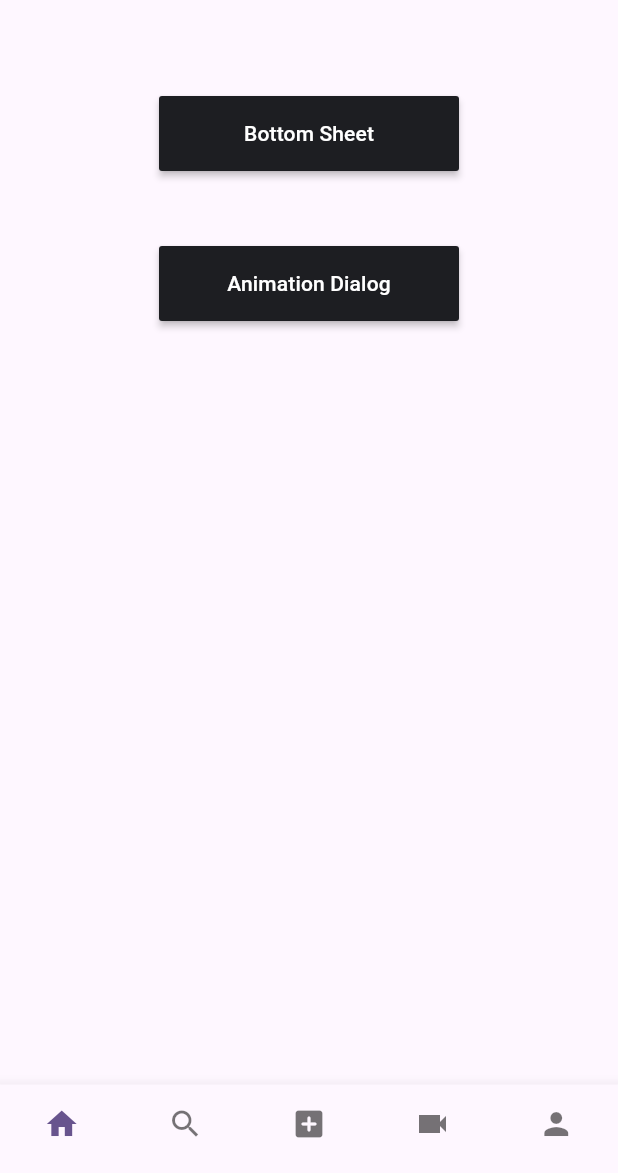
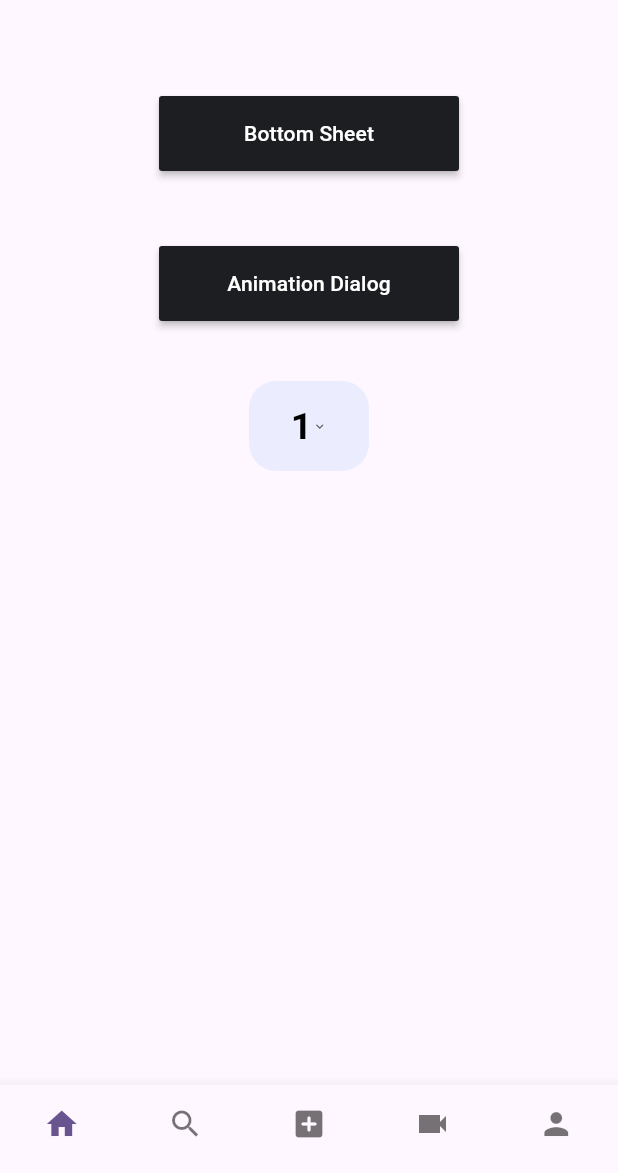
Before and after one commit to sabin79/Basic_UI, a Flutter app: the screen it shows after launch, on a phone screen of 412 x 824 dp, the part 63-1236 px from its top. Run offline on Flutter 3.47's test engine with Material 3 defaults, Android fonts, the phone set to English and light mode, and no system bars; our stand-ins replace flutter_svg.

Commit message:
Dropdown menu

```diff
--- a/lib/home_page.dart
+++ b/lib/home_page.dart
@@ -8,6 +8,16 @@ class BottomSheetPage extends StatefulWidget {
 }
 
 class _BottomSheetPageState extends State<BottomSheetPage> {
+  String _dropdownvalue = '1';
+
+  final _items = [
+    '1',
+    '2',
+    '3',
+    '4',
+    '5',
+  ];
+
   @override
   Widget build(BuildContext context) {
     return Column(
@@ -40,6 +50,37 @@ class _BottomSheetPageState extends State<BottomSheetPage> {
             color: const Color(0xff1d1e22),
             child: const Text('Animation Dialog',
                 style: TextStyle(color: Colors.white))),
+        const SizedBox(
+          height: 40,
+        ),
+        Container(
+          height: 60,
+          width: 80,
+          decoration: BoxDecoration(
+              color: const Color(0xffebedfe),
+              borderRadius: BorderRadius.circular(18)),
+          child: Center(
+            child: DropdownButton(
+              items: _items.map((String item) {
+                return DropdownMenuItem(value: item, child: Text(item));
+              }).toList(),
+              onChanged: (String? newValue) {
+                setState(() {
+                  _dropdownvalue = newValue!;
+                });
+              },
+              value: _dropdownvalue,
+              borderRadius: BorderRadius.circular(18),
+              icon: const Icon(Icons.keyboard_arrow_down),
+              iconSize: 10,
+              style: const TextStyle(
+                  fontSize: 25,
+                  fontWeight: FontWeight.bold,
+                  color: Colors.black),
+              underline: Container(),
+            ),
+          ),
+        )
       ],
     );
   }
```
